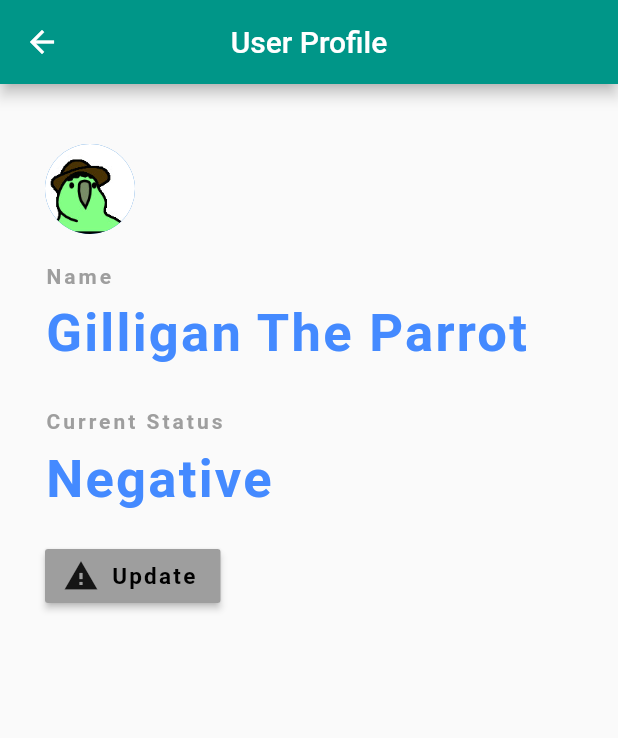
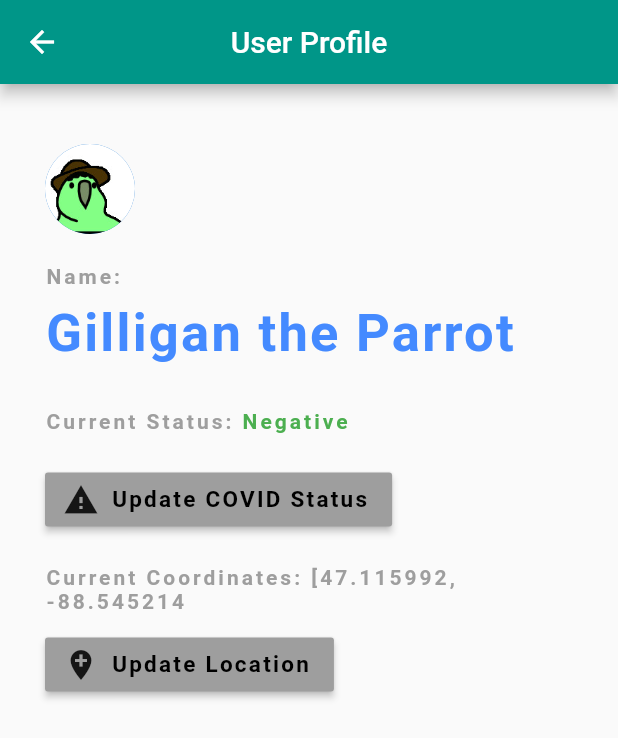
Before and after one commit to nikenwab/CS3141-COVID-Tracking-App, a Flutter app: the UserProfile screen opened directly, on a phone screen of 412 x 824 dp. Shown: the top 738 px of the screen. Run offline on Flutter 3.47's test engine with Material 2 defaults, Android fonts, the phone set to English and light mode, and no system bars; our stand-ins replace flutter_map, geolocator, latlong.

Commit message:
Added dependencies for: flutter_map, geolocator Changed text color of COVID status to match severity. Added map functionality to map page. Added get current location button to request current GPS coordinates.

```diff
--- a/lib/main.dart
+++ b/lib/main.dart
@@ -2,8 +2,41 @@ import 'package:flutter/material.dart';
 import 'package:flutter_appmockup/pages/home.dart';
 import 'package:flutter_appmockup/pages/user_profile.dart';
 import 'package:flutter_appmockup/pages/map.dart';
+import 'package:latlong/latlong.dart';
+import 'package:geolocator/geolocator.dart';
+
+Position position = new Position(longitude: -88.545214, latitude: 47.115992);
+LatLng curCoordinates = LatLng(47.114992, -88.545214);
+String usrName = "Gilligan the Parrot";
+bool status = false;
+String statusStr = 'Negative';
 
 void main() =>  runApp(myApp());
+
+/// Returns formatted text to determine color of status description
+TextSpan textStatus() {
+  if (status == true) {
+    return
+      TextSpan(
+        text: '$statusStr',
+        style: TextStyle(
+          color: Colors.red,
+          letterSpacing: 2,
+          fontWeight: FontWeight.bold,
+        )
+    );
+  } else {
+    return
+      TextSpan(
+          text: '$statusStr',
+          style: TextStyle(
+            color: Colors.green,
+            letterSpacing: 2,
+            fontWeight: FontWeight.bold,
+          )
+      );
+  }
+}
 
 class myApp extends StatefulWidget {
   @override
@@ -80,27 +113,34 @@ class MyDrawer extends StatelessWidget {
                       ),
                     ),
                     SizedBox(height: 3,),
-                    Text(
-                      'Current Status',
-                      style: TextStyle(
-                        color: Colors.red,
-                        fontSize: 15,
-                      )
+                    Text.rich(
+                      TextSpan(
+                        children: <TextSpan>[
+                          TextSpan(text: 'Current Status: ', style: TextStyle(color: Colors.grey)),
+                          textStatus(),
+                        ],
+                      ),
                     )
-                  ],
-                )
+                  ]
+                ),
               ),
             ),
+
+            /// Opens Home screen
             ListTile(
               leading: Icon(Icons.home),
               title: Text('Home'),
               onTap: ()=>onTap(context,0),
             ),
+
+            /// Opens Profile screen
             ListTile(
               leading: Icon(Icons.portrait),
               title: Text('Profile'),
               onTap: ()=>onTap(context,1),
             ),
+
+            /// Opens Map screen
             ListTile(
               leading: Icon(Icons.map),
               title: Text('Map'),
--- a/lib/pages/user_profile.dart
+++ b/lib/pages/user_profile.dart
@@ -1,4 +1,7 @@
 import 'package:flutter/material.dart';
+import 'package:flutter_appmockup/main.dart';
+import 'package:geolocator/geolocator.dart';
+import 'package:latlong/latlong.dart';
 
 class UserProfile extends StatefulWidget {
   @override
@@ -7,9 +10,7 @@ class UserProfile extends StatefulWidget {
 
 class _UserProfileState extends State<UserProfile> {
 
-  String statusStr = 'Negative';
-  bool status = false;
-
+  /// Sets status string according to status boolean
   void _checkStatus() {
     if (status == false) {
       statusStr = 'Positive';
@@ -18,6 +19,11 @@ class _UserProfileState extends State<UserProfile> {
       statusStr = 'Negative';
       status = false;
     }
+  }
+
+  Future<void> _getCoordinates() async {
+  position = await getCurrentPosition(desiredAccuracy: LocationAccuracy.best);
+  curCoordinates = LatLng(position.latitude, position.longitude);
   }
 
   @override
@@ -40,7 +46,7 @@ class _UserProfileState extends State<UserProfile> {
             ),
             SizedBox(height: 20),
             Text(
-              'Name',
+              'Name: ',
               style: TextStyle(
                 color: Colors.grey,
                 letterSpacing: 2,
@@ -49,7 +55,7 @@ class _UserProfileState extends State<UserProfile> {
             ),
             SizedBox(height: 10),
             Text(
-              'Gilligan The Parrot',
+              '$usrName',
               style: TextStyle(
                 color: Colors.blueAccent,
                 letterSpacing: 1.5,
@@ -58,24 +64,21 @@ class _UserProfileState extends State<UserProfile> {
               ),
             ),
             SizedBox(height: 30),
-            Text(
-              'Current Status',
-              style: TextStyle(
-                color: Colors.grey,
-                letterSpacing: 2,
-                fontWeight: FontWeight.bold,
+        Text.rich(
+          TextSpan(
+            children: <TextSpan>[
+              TextSpan(text: 'Current Status: ',
+                  style: TextStyle(
+                      color: Colors.grey,
+                      letterSpacing: 2,
+                    fontWeight: FontWeight.bold,
+                  )
               ),
-            ),
-            SizedBox(height: 10),
-            Text(
-              '$statusStr',
-              style: TextStyle(
-                color: Colors.blueAccent,
-                letterSpacing: 1.5,
-                fontSize: 35,
-                fontWeight: FontWeight.bold,
-              ),
-            ),
+              textStatus(),
+              ]
+          ),
+        ),
+            /// Change COVID status button
             SizedBox(height: 20),
             RaisedButton.icon(
               onPressed: () {
@@ -87,7 +90,7 @@ class _UserProfileState extends State<UserProfile> {
                 Icons.warning,
               ),
               label: Text(
-                'Update',
+                'Update COVID Status',
                 style: TextStyle(
                   color: Colors.black,
                   letterSpacing: 1.5,
@@ -97,6 +100,53 @@ class _UserProfileState extends State<UserProfile> {
               ),
               color: Colors.grey,
             ),
+            /// Display text for coordinates
+            SizedBox(height: 20),
+            Text.rich(
+              TextSpan(
+                  children: <TextSpan>[
+                    TextSpan(text: 'Current Coordinates: ',
+                      style: TextStyle(
+                        color: Colors.grey,
+                        letterSpacing: 2,
+                        fontWeight: FontWeight.bold,
+                      ),
+                    ),
+                    TextSpan(text: '[${position.latitude}, ${position.longitude}',
+                      style: TextStyle(
+                        color: Colors.grey,
+                        letterSpacing: 2,
+                        fontWeight: FontWeight.bold,
+                      ),
+                    ),
+                  ]
+              ),
+            ),
+
+            /// Update Coordinates button
+            SizedBox(height: 10),
+            RaisedButton.icon(
+              onPressed: () {
+                setState(() {
+                  _getCoordinates();
+                });
+              },
+              icon: Icon(
+                Icons.add_location,
+              ),
+              label: Text(
+                'Update Location',
+                style: TextStyle(
+                  color: Colors.black,
+                  letterSpacing: 1.5,
+                  fontSize: 15,
+                  fontWeight: FontWeight.bold,
+                ),
+              ),
+              color: Colors.grey,
+            ),
+            SizedBox(height: 30),
+
           ],
         ),
       ),
--- a/pubspec.yaml
+++ b/pubspec.yaml
@@ -21,6 +21,8 @@ environment:
   sdk: ">=2.7.0 <3.0.0"
 
 dependencies:
+  flutter_map: 0.10.1
+  geolocator: ^6.0.0
   flutter:
     sdk: flutter
 
```
Also changed, not shown: lib/pages/map.dart (+28 -11 lines), pubspec.lock, 1 other file.
